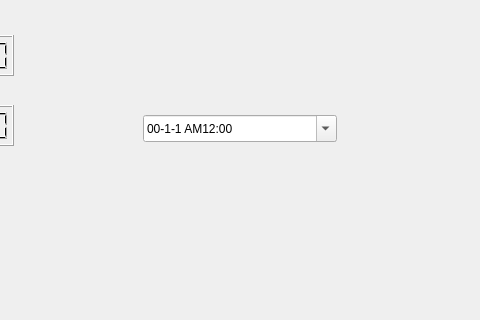
Above: timesetuptrue.ui from wushengjun85/jy10_01 before the change; both pictures show x 427 to 907 and y 85 to 405 of the 1024 by 600 pixel window. Below: the same form after it.
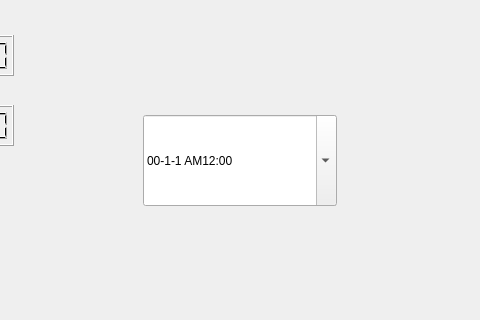
That is the form after the change. Icons and pictures are not drawn.

The edit to the form file:
```diff
--- a/timesetuptrue.ui
+++ b/timesetuptrue.ui
@@ -89,7 +89,7 @@
      <x>570</x>
      <y>200</y>
      <width>194</width>
-     <height>27</height>
+     <height>91</height>
     </rect>
    </property>
    <property name="correctionMode">
```
Left out of the diff: 3 changed lines with no effect on the pictures.
